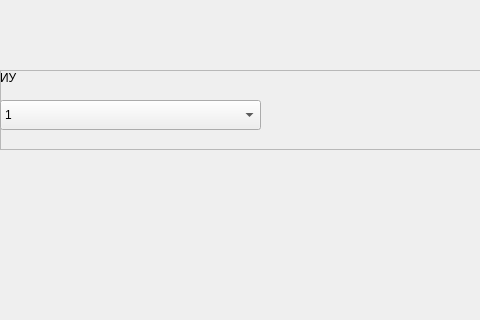
This is m_cfg/unitWidgets/widget_iu_bl_ip.ui in xXRadioHeadXx/start7 as Qt 5 draws it before an edit; both pictures show x 0 to 480 and y 0 to 320 of the 595 by 421 pixel window. The edited form follows.
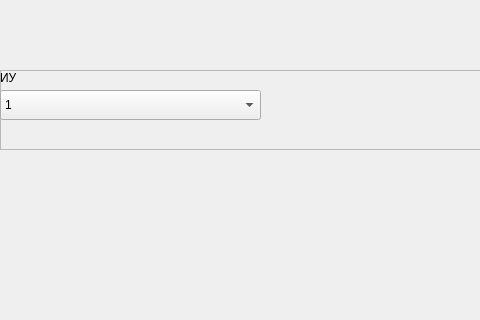
This is the edited form. Custom widgets are drawn as their Qt base class.

Patch:
```diff
--- a/m_cfg/unitWidgets/widget_iu_bl_ip.ui
+++ b/m_cfg/unitWidgets/widget_iu_bl_ip.ui
@@ -38,7 +38,7 @@
     <property name="geometry">
      <rect>
       <x>0</x>
-      <y>30</y>
+      <y>20</y>
       <width>261</width>
       <height>30</height>
      </rect>
```
